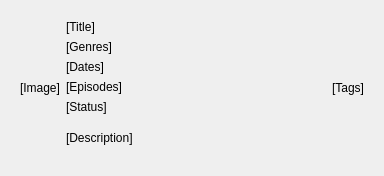
Above: source/AnimePreviewUI.ui from VynDev/Anime-Hub before the change. Below: the same form after it.
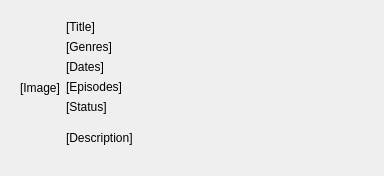
That is the form after the change.

```diff
--- a/source/AnimePreviewUI.ui
+++ b/source/AnimePreviewUI.ui
@@ -38,7 +38,7 @@
      <property name="frameShadow">
       <enum>QFrame::Raised</enum>
      </property>
-     <layout class="QHBoxLayout" name="horizontalLayout_2" stretch="0,1,0">
+     <layout class="QHBoxLayout" name="horizontalLayout_2" stretch="0,1">
       <item>
        <widget class="QLabel" name="coverImageLabel">
         <property name="text">
@@ -98,17 +98,6 @@
         </item>
        </layout>
       </item>
-      <item>
-       <layout class="QVBoxLayout" name="verticalLayout_2">
-        <item>
-         <widget class="QLabel" name="label">
-          <property name="text">
-           <string>[Tags]</string>
-          </property>
-         </widget>
-        </item>
-       </layout>
-      </item>
      </layout>
     </widget>
    </item>
```
